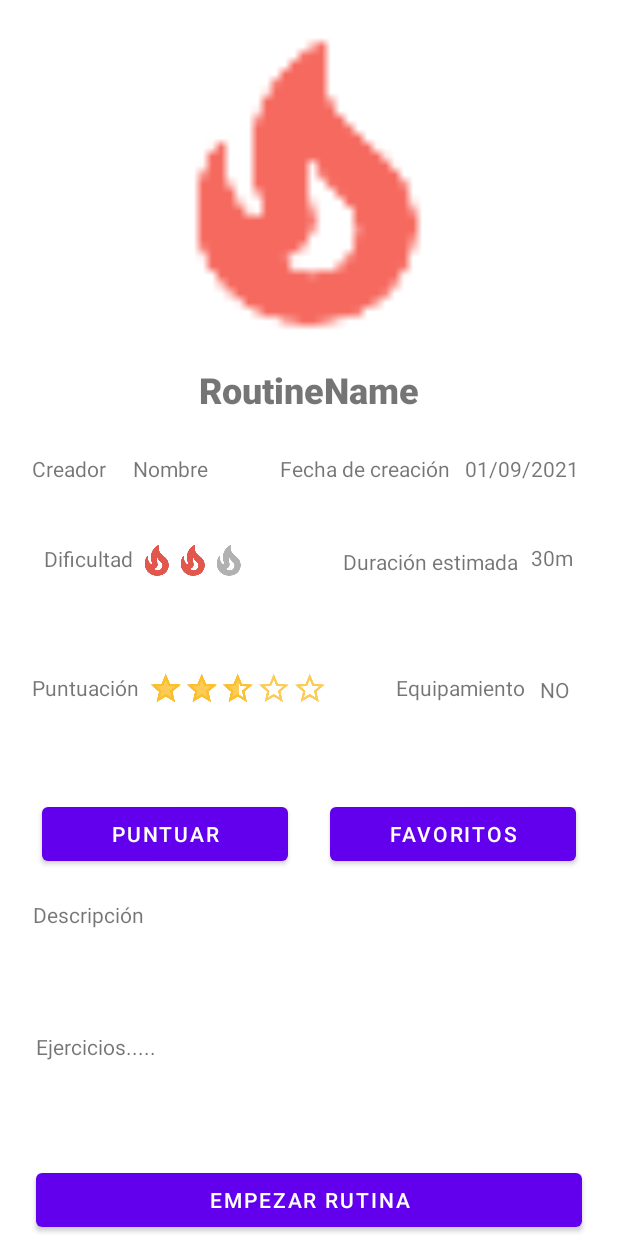
After one commit to FelipeCupito/WorkInTP3, an Android app: the RoutineDetailActivity screen opened directly, with no data from a screen before it, on a phone screen of 412 x 824 dp. The commit adds this screen. Run offline under Robolectric (Android 15) with nearby library versions, the phone set to English and light mode, and no system bars.

Commit message:
Rutinas ejercicios layouts (#3)
* Layouts rutinas y ejercicios


Co-authored-by: jnegroITBA <jnegro@itba.edu.ar>

```diff
--- a/app/src/main/AndroidManifest.xml
+++ b/app/src/main/AndroidManifest.xml
@@ -23,6 +23,9 @@
                 <category android:name="android.intent.category.LAUNCHER" />
             </intent-filter>
         </activity>
+        <activity
+            android:name=".RoutineDetailActivity"
+            android:parentActivityName=".MainActivity" />
     </application>
 
 </manifest>
--- a/app/src/main/java/com/itba/workin/MainActivity.java
+++ b/app/src/main/java/com/itba/workin/MainActivity.java
@@ -1,5 +1,6 @@
 package com.itba.workin;
 
+import android.content.Intent;
 import android.os.Bundle;
 import android.view.View;
 
@@ -27,6 +28,11 @@ public class MainActivity extends AppBarActivity {
         assert navHostFragment != null;
         NavController navController = navHostFragment.getNavController();
         NavigationUI.setupWithNavController(mainBinding.navView, navController);
+
+        mainBinding.button2.setOnClickListener(view -> {
+            Intent intent = new Intent(this, RoutineDetailActivity.class);
+            startActivity(intent);
+        });
     }
 
     // hay que descomentarla cuando tengamos otras views
--- /dev/null
+++ b/app/src/main/java/com/itba/workin/RoutineDetailActivity.java
@@ -0,0 +1,68 @@
+package com.itba.workin;
+
+import android.os.Bundle;
+import android.util.Log;
+
+import androidx.annotation.NonNull;
+import androidx.annotation.Nullable;
+import androidx.appcompat.app.AppCompatActivity;
+
+import com.itba.workin.databinding.ActivityMainBinding;
+import com.itba.workin.databinding.RoutineDetailBinding;
+
+public class RoutineDetailActivity extends AppCompatActivity {
+
+    public static final String TAG = "Lifecycle";
+
+    @Override
+    protected void onCreate(Bundle savedInstanceState) {
+        super.onCreate(savedInstanceState);
+
+        Log.d(TAG, "SecondaryActivity: onCreate()");
+
+        RoutineDetailBinding binding = RoutineDetailBinding.inflate(getLayoutInflater());
+        setContentView(binding.getRoot());
+    }
+
+    @Override
+    protected void onStart() {
+        super.onStart();
+
+        Log.d(TAG, "SecondaryActivity: onStart()");
+    }
+
+    @Override
+    protected void onResume() {
+        super.onResume();
+
+        Log.d(TAG, "SecondaryActivity: onResume()");
+    }
+
+    @Override
+    protected void onPause() {
+        super.onPause();
+
+        Log.d(TAG, "SecondaryActivity: onPause()");
+    }
+
+    @Override
+    protected void onStop() {
+        super.onStop();
+
+        Log.d(TAG, "SecondaryActivity: onStop()");
+    }
+
+    @Override
+    protected void onRestart() {
+        super.onRestart();
+
+        Log.d(TAG, "SecondaryActivity: onRestart()");
+    }
+
+    @Override
+    protected void onDestroy() {
+        super.onDestroy();
+
+        Log.d(TAG, "SecondaryActivity: onDestroy()");
+    }
+}
--- /dev/null
+++ b/app/src/main/res/drawable/fire_grey_selector.xml
@@ -0,0 +1,18 @@
+<?xml version="1.0" encoding="utf-8"?>
+<selector xmlns:android="http://schemas.android.com/apk/res/android">
+
+    <item android:state_pressed="true"
+        android:state_window_focused="true"
+        android:drawable="@drawable/fire_grey"/>
+
+    <item android:state_focused="true"
+        android:state_window_focused="true"
+        android:drawable="@drawable/fire_grey"/>
+
+    <item android:state_selected="true"
+        android:state_window_focused="true"
+        android:drawable="@drawable/fire_grey"/>
+
+    <item
+        android:drawable="@drawable/fire_grey"/>
+</selector>
--- /dev/null
+++ b/app/src/main/res/drawable/fire_red_selector.xml
@@ -0,0 +1,18 @@
+<?xml version="1.0" encoding="utf-8"?>
+<selector xmlns:android="http://schemas.android.com/apk/res/android">
+
+    <item android:state_pressed="true"
+        android:state_window_focused="true"
+        android:drawable="@drawable/fire_red"/>
+
+    <item android:state_focused="true"
+        android:state_window_focused="true"
+        android:drawable="@drawable/fire_red"/>
+
+    <item android:state_selected="true"
+        android:state_window_focused="true"
+        android:drawable="@drawable/fire_red"/>
+
+    <item
+        android:drawable="@drawable/fire_red"/>
+</selector>
--- /dev/null
+++ b/app/src/main/res/drawable/fire_selectors.xml
@@ -0,0 +1,14 @@
+<?xml version="1.0" encoding="utf-8"?>
+<layer-list xmlns:android="http://schemas.android.com/apk/res/android">
+
+    <item android:id="@android:id/background"
+        android:drawable="@drawable/fire_grey_selector"/>
+
+    <item android:id="@android:id/secondaryProgress"
+        android:drawable="@drawable/fire_grey_selector"
+        />
+    <item android:id="@android:id/progress"
+        android:drawable="@drawable/fire_red_selector"
+        />
+
+</layer-list>
--- /dev/null
+++ b/app/src/main/res/drawable/star_empty_selector.xml
@@ -0,0 +1,18 @@
+<?xml version="1.0" encoding="utf-8"?>
+<selector xmlns:android="http://schemas.android.com/apk/res/android">
+
+    <item android:state_pressed="true"
+        android:state_window_focused="true"
+        android:drawable="@drawable/star_empty"/>
+
+    <item android:state_focused="true"
+        android:state_window_focused="true"
+        android:drawable="@drawable/star_empty"/>
+
+    <item android:state_selected="true"
+        android:state_window_focused="true"
+        android:drawable="@drawable/star_empty"/>
+
+    <item
+        android:drawable="@drawable/star_empty"/>
+</selector>
--- /dev/null
+++ b/app/src/main/res/drawable/star_full_selector.xml
@@ -0,0 +1,18 @@
+<?xml version="1.0" encoding="utf-8"?>
+<selector xmlns:android="http://schemas.android.com/apk/res/android">
+
+    <item android:state_pressed="true"
+        android:state_window_focused="true"
+        android:drawable="@drawable/star_full"/>
+
+    <item android:state_focused="true"
+        android:state_window_focused="true"
+        android:drawable="@drawable/star_full"/>
+
+    <item android:state_selected="true"
+        android:state_window_focused="true"
+        android:drawable="@drawable/star_full"/>
+
+    <item
+        android:drawable="@drawable/star_full"/>
+</selector>
--- /dev/null
+++ b/app/src/main/res/drawable/star_selectors.xml
@@ -0,0 +1,14 @@
+<?xml version="1.0" encoding="utf-8"?>
+<layer-list xmlns:android="http://schemas.android.com/apk/res/android">
+
+    <item android:id="@android:id/background"
+        android:drawable="@drawable/star_empty_selector"/>
+
+    <item android:id="@android:id/secondaryProgress"
+        android:drawable="@drawable/star_empty_selector"
+        />
+    <item android:id="@android:id/progress"
+        android:drawable="@drawable/star_full_selector"
+        />
+
+</layer-list>
--- a/app/src/main/res/layout/activity_main.xml
+++ b/app/src/main/res/layout/activity_main.xml
@@ -11,7 +11,7 @@
     <include
         layout="@layout/toolbar_main"
         android:layout_width="match_parent"
-        android:layout_height="wrap_content"/>
+        android:layout_height="wrap_content" />
 
     <com.google.android.material.bottomnavigation.BottomNavigationView
         android:id="@+id/nav_view"
@@ -37,4 +37,14 @@
         app:layout_constraintVertical_bias="0.0"
         app:navGraph="@navigation/mobile_navigation" />
 
+    <Button
+        android:id="@+id/button2"
+        android:layout_width="wrap_content"
+        android:layout_height="wrap_content"
+        android:text="Button"
+        app:layout_constraintBottom_toTopOf="@+id/nav_view"
+        app:layout_constraintEnd_toEndOf="@+id/nav_host_fragment_activity_main"
+        app:layout_constraintStart_toStartOf="parent"
+        app:layout_constraintTop_toTopOf="@+id/nav_host_fragment_activity_main" />
+
 </androidx.constraintlayout.widget.ConstraintLayout>
--- /dev/null
+++ b/app/src/main/res/layout/exercise_details.xml
@@ -0,0 +1,51 @@
+<?xml version="1.0" encoding="utf-8"?>
+<androidx.constraintlayout.widget.ConstraintLayout xmlns:android="http://schemas.android.com/apk/res/android"
+    xmlns:app="http://schemas.android.com/apk/res-auto"
+    xmlns:tools="http://schemas.android.com/tools"
+    android:layout_width="match_parent"
+    android:layout_height="match_parent">
+
+    <TextView
+        android:id="@+id/textView6"
+        android:layout_width="370dp"
+        android:layout_height="35dp"
+        android:layout_marginTop="305dp"
+        android:layout_marginBottom="391dp"
+        android:fontFamily="sans-serif-black"
+        android:text="ExerciseName"
+        android:textAlignment="center"
+        android:textSize="24sp"
+        app:layout_constraintBottom_toBottomOf="parent"
+        app:layout_constraintEnd_toEndOf="parent"
+        app:layout_constraintHorizontal_bias="0.5"
+        app:layout_constraintStart_toStartOf="parent"
+        app:layout_constraintTop_toTopOf="parent" />
+
+    <ImageView
+        android:id="@+id/imageView"
+        android:layout_width="374dp"
+        android:layout_height="248dp"
+        android:layout_marginTop="36dp"
+        android:layout_marginBottom="447dp"
+        android:contentDescription="TODO"
+        app:layout_constraintBottom_toBottomOf="parent"
+        app:layout_constraintEnd_toEndOf="parent"
+        app:layout_constraintHorizontal_bias="0.5"
+        app:layout_constraintStart_toStartOf="parent"
+        app:layout_constraintTop_toTopOf="parent"
+        app:srcCompat="@drawable/fire_red" />
+
+    <TextView
+        android:id="@+id/textView8"
+        android:layout_width="368dp"
+        android:layout_height="114dp"
+        android:layout_marginTop="357dp"
+        android:layout_marginBottom="260dp"
+        android:text="TextView"
+        app:layout_constraintBottom_toBottomOf="parent"
+        app:layout_constraintEnd_toEndOf="parent"
+        app:layout_constraintHorizontal_bias="0.5"
+        app:layout_constraintStart_toStartOf="parent"
+        app:layout_constraintTop_toTopOf="parent" />
+
+</androidx.constraintlayout.widget.ConstraintLayout>
--- /dev/null
+++ b/app/src/main/res/layout/routine_detail.xml
@@ -0,0 +1,219 @@
+<?xml version="1.0" encoding="utf-8"?>
+<androidx.constraintlayout.widget.ConstraintLayout xmlns:android="http://schemas.android.com/apk/res/android"
+    xmlns:app="http://schemas.android.com/apk/res-auto"
+    xmlns:tools="http://schemas.android.com/tools"
+    android:layout_width="match_parent"
+    android:layout_height="match_parent"
+    tools:context=".RoutineDetailActivity">
+
+    <TextView
+        android:id="@+id/textView15"
+        android:layout_width="32dp"
+        android:layout_height="23dp"
+        android:layout_marginEnd="20dp"
+        android:text="NO"
+        app:layout_constraintBottom_toTopOf="@+id/button3"
+        app:layout_constraintEnd_toEndOf="parent"
+        app:layout_constraintTop_toBottomOf="@+id/textView13"
+        app:layout_constraintVertical_bias="0.531" />
+
+    <TextView
+        android:id="@+id/textView14"
+        android:layout_width="92dp"
+        android:layout_height="23dp"
+        android:layout_marginEnd="4dp"
+        android:text="Equipamiento"
+        app:layout_constraintBottom_toTopOf="@+id/button3"
+        app:layout_constraintEnd_toStartOf="@+id/textView15"
+        app:layout_constraintTop_toBottomOf="@+id/textView12"
+        app:layout_constraintVertical_bias="0.516" />
+
+    <TextView
+        android:id="@+id/textView13"
+        android:layout_width="38dp"
+        android:layout_height="22dp"
+        android:layout_marginTop="32dp"
+        android:layout_marginEnd="20dp"
+        android:text="30m"
+        app:layout_constraintEnd_toEndOf="parent"
+        app:layout_constraintTop_toBottomOf="@+id/textView11" />
+
+    <TextView
+        android:id="@+id/textView12"
+        android:layout_width="125dp"
+        android:layout_height="20dp"
+        android:layout_marginTop="36dp"
+        android:text="Duración estimada"
+        app:layout_constraintEnd_toStartOf="@+id/textView13"
+        app:layout_constraintTop_toBottomOf="@+id/textView10" />
+
+    <TextView
+        android:id="@+id/textView9"
+        android:layout_width="77dp"
+        android:layout_height="26dp"
+        android:text="Puntuación"
+        app:layout_constraintBottom_toTopOf="@+id/button"
+        app:layout_constraintEnd_toStartOf="@+id/ratingBar2"
+        app:layout_constraintHorizontal_bias="1.0"
+        app:layout_constraintStart_toStartOf="parent"
+        app:layout_constraintTop_toBottomOf="@+id/textView7" />
+
+    <TextView
+        android:id="@+id/textView7"
+        android:layout_width="63dp"
+        android:layout_height="28dp"
+        android:layout_marginTop="32dp"
+        android:text="Dificultad"
+        app:layout_constraintEnd_toStartOf="@+id/ratingBar"
+        app:layout_constraintHorizontal_bias="1.0"
+        app:layout_constraintStart_toStartOf="parent"
+        app:layout_constraintTop_toBottomOf="@+id/textView2" />
+
+    <TextView
+        android:id="@+id/textView5"
+        android:layout_width="62dp"
+        android:layout_height="27dp"
+        android:layout_marginTop="24dp"
+        android:layout_marginEnd="36dp"
+        android:text="Nombre"
+        app:layout_constraintEnd_toStartOf="@+id/textView10"
+        app:layout_constraintTop_toBottomOf="@+id/textView" />
+
+    <TextView
+        android:id="@+id/textView4"
+        android:layout_width="365dp"
+        android:layout_height="76dp"
+        android:layout_marginBottom="12dp"
+        android:text="Ejercicios....."
+        app:layout_constraintBottom_toTopOf="@+id/button4"
+        app:layout_constraintEnd_toEndOf="parent"
+        app:layout_constraintHorizontal_bias="0.521"
+        app:layout_constraintStart_toStartOf="parent" />
+
+    <TextView
+        android:id="@+id/textView3"
+        android:layout_width="365dp"
+        android:layout_height="76dp"
+        android:layout_marginBottom="12dp"
+        android:text="Descripción"
+        app:layout_constraintBottom_toTopOf="@+id/textView4"
+        app:layout_constraintEnd_toEndOf="parent"
+        app:layout_constraintHorizontal_bias="0.478"
+        app:layout_constraintStart_toStartOf="parent" />
+
+    <Button
+        android:id="@+id/button3"
+        android:layout_width="164dp"
+        android:layout_height="48dp"
+        android:layout_marginBottom="20dp"
+        android:text="Favoritos"
+        app:layout_constraintBottom_toTopOf="@+id/textView3"
+        app:layout_constraintEnd_toEndOf="parent"
+        app:layout_constraintHorizontal_bias="0.5"
+        app:layout_constraintStart_toEndOf="@+id/button" />
+
+    <Button
+        android:id="@+id/button"
+        android:layout_width="164dp"
+        android:layout_height="48dp"
+        android:layout_marginBottom="20dp"
+        android:text="Puntuar"
+        app:layout_constraintBottom_toTopOf="@+id/textView3"
+        app:layout_constraintEnd_toStartOf="@+id/button3"
+        app:layout_constraintHorizontal_bias="0.5"
+        app:layout_constraintStart_toStartOf="parent" />
+
+    <Button
+        android:id="@+id/button4"
+        android:layout_width="364dp"
+        android:layout_height="48dp"
+        android:text="Empezar Rutina"
+        app:layout_constraintBottom_toBottomOf="parent"
+        app:layout_constraintEnd_toEndOf="parent"
+        app:layout_constraintHorizontal_bias="0.5"
+        app:layout_constraintStart_toStartOf="parent" />
+
+    <ImageView
+        android:id="@+id/imageView"
+        android:layout_width="332dp"
+        android:layout_height="219dp"
+        android:layout_marginTop="16dp"
+        android:contentDescription="TODO"
+        app:layout_constraintEnd_toEndOf="parent"
+        app:layout_constraintHorizontal_bias="0.493"
+        app:layout_constraintStart_toStartOf="parent"
+        app:layout_constraintTop_toTopOf="parent"
+        app:srcCompat="@drawable/fire_red" />
+
+    <TextView
+        android:id="@+id/textView"
+        android:layout_width="367dp"
+        android:layout_height="35dp"
+        android:layout_marginTop="8dp"
+        android:fontFamily="sans-serif-black"
+        android:text="RoutineName"
+        android:textAlignment="center"
+        android:textSize="24sp"
+        app:layout_constraintEnd_toEndOf="parent"
+        app:layout_constraintStart_toStartOf="parent"
+        app:layout_constraintTop_toBottomOf="@+id/imageView" />
+
+    <TextView
+        android:id="@+id/textView2"
+        android:layout_width="63dp"
+        android:layout_height="28dp"
+        android:layout_marginTop="24dp"
+        android:text="Creador"
+        app:layout_constraintEnd_toStartOf="@+id/textView5"
+        app:layout_constraintHorizontal_bias="0.846"
+        app:layout_constraintStart_toStartOf="parent"
+        app:layout_constraintTop_toBottomOf="@+id/textView" />
+
+    <RatingBar
+        android:id="@+id/ratingBar"
+        style="@style/difficultyRatingBar"
+        android:contentDescription="Rating Dificultad"
+        android:layout_width="72dp"
+        android:layout_height="26dp"
+        android:layout_marginTop="32dp"
+        android:layout_marginEnd="64dp"
+        android:numStars="3"
+        android:rating="2"
+        android:stepSize="1"
+        app:layout_constraintEnd_toStartOf="@+id/textView12"
+        app:layout_constraintTop_toBottomOf="@+id/textView5" />
+
+    <RatingBar
+        android:id="@+id/ratingBar2"
+        style="@style/scoreRatingBar"
+        android:contentDescription="Rating Puntuación"
+        android:layout_width="121dp"
+        android:layout_height="25dp"
+        android:layout_marginEnd="44dp"
+        android:numStars="5"
+        android:rating="2.5"
+        android:stepSize=".5"
+        app:layout_constraintBottom_toTopOf="@+id/button"
+        app:layout_constraintEnd_toStartOf="@+id/textView14"
+        app:layout_constraintTop_toBottomOf="@+id/ratingBar" />
+
+    <TextView
+        android:id="@+id/textView10"
+        android:layout_width="123dp"
+        android:layout_height="26dp"
+        android:layout_marginTop="24dp"
+        android:text="Fecha de creación"
+        app:layout_constraintEnd_toStartOf="@+id/textView11"
+        app:layout_constraintTop_toBottomOf="@+id/textView" />
+
+    <TextView
+        android:id="@+id/textView11"
+        android:layout_width="82dp"
+        android:layout_height="27dp"
+        android:layout_marginTop="24dp"
+        android:layout_marginEnd="20dp"
+        android:text="01/09/2021"
+        app:layout_constraintEnd_toEndOf="parent"
+        app:layout_constraintTop_toBottomOf="@+id/textView" />
+
+</androidx.constraintlayout.widget.ConstraintLayout>
--- /dev/null
+++ b/app/src/main/res/values/styles.xml
@@ -0,0 +1,13 @@
+<?xml version="1.0" encoding="utf-8"?>
+<resources>
+    <style name="difficultyRatingBar" parent="@android:style/Widget.RatingBar">
+        <item name="android:progressDrawable">@drawable/fire_selectors</item>
+        <item name="android:minHeight">23dip</item>
+        <item name="android:maxHeight">25dip</item>
+    </style>
+    <style name="scoreRatingBar" parent="@android:style/Widget.RatingBar">
+        <item name="android:progressDrawable">@drawable/star_selectors</item>
+        <item name="android:minHeight">23dip</item>
+        <item name="android:maxHeight">25dip</item>
+    </style>
+</resources>
```
Also changed, not shown: app/src/main/res/drawable-xxhdpi/fire_grey.png (added), app/src/main/res/drawable-xxhdpi/fire_red.png (added), app/src/main/res/drawable-xxhdpi/star_empty.png (added), app/src/main/res/drawable-xxhdpi/star_full.png (added).
